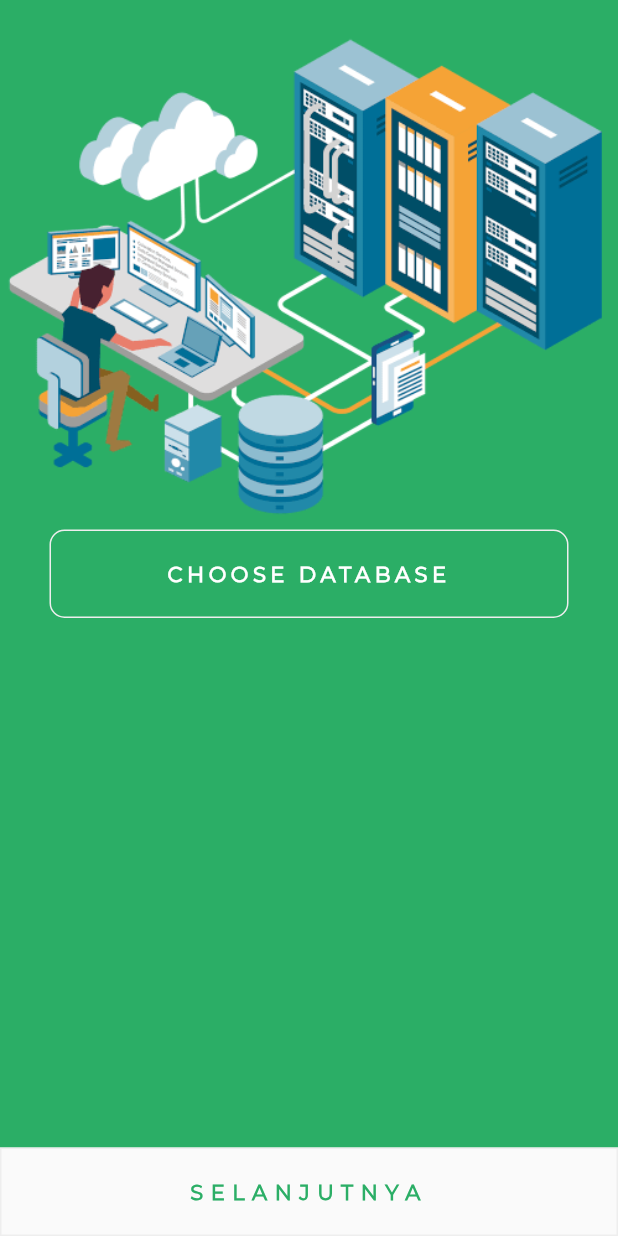
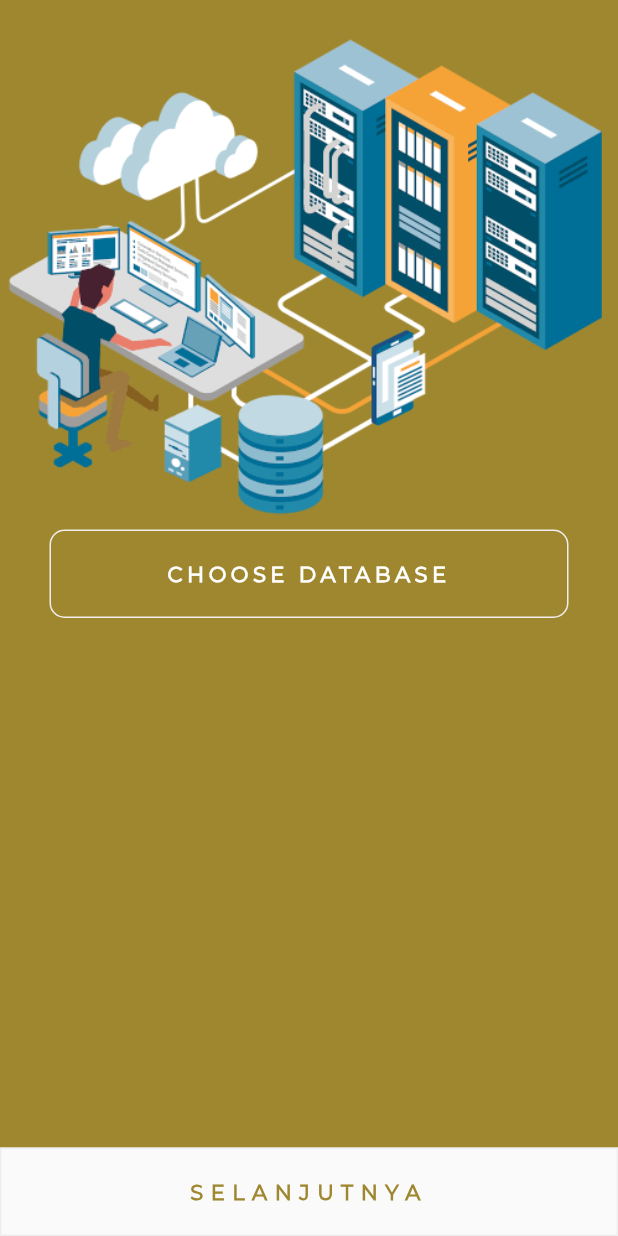
Before and after one commit to annashrul/price-checker-app, a Flutter app: the DatabaseScreen screen opened directly, on a phone screen of 412 x 824 dp. Run offline on Flutter 3.47's test engine with Material 2 defaults, Android fonts, the phone set to English and light mode, and no system bars; our stand-ins replace flushbar, shared_preferences, sqflite, wakelock; missing offline and left inert: asset_cache, flutter_barcode_scanner, popup_menu, virtual_keyboard; accounts and stored records are empty.

Commit message:
change background color

```diff
--- a/lib/config.dart
+++ b/lib/config.dart
@@ -13,7 +13,7 @@ class Constant{
   final String localAssets    = 'assets/img/';
   final String oneSignalId    = "b1057dd8-ea51-41d2-be3b-a6778ffbf5e4";
   final String fontStyle      = 'Montserrat';
-  final Color mainColor       = Color(0xFF2BAE66);
+  final Color mainColor       = Color(0xFF9f8730);
 
 
 }
```
